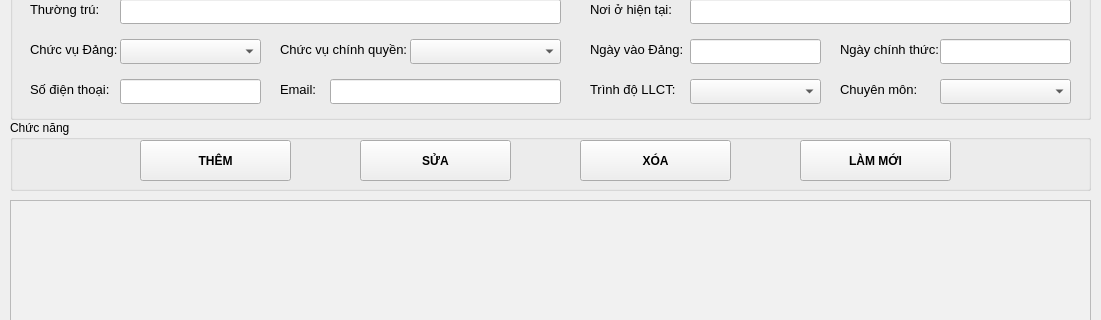
Old version of the form ui/FormDangVien.ui in the repository namchuminh/PyQT5_QLDangVien; both pictures show x 0 to 1101 and y 210 to 530 of the 1101 by 681 pixel window.
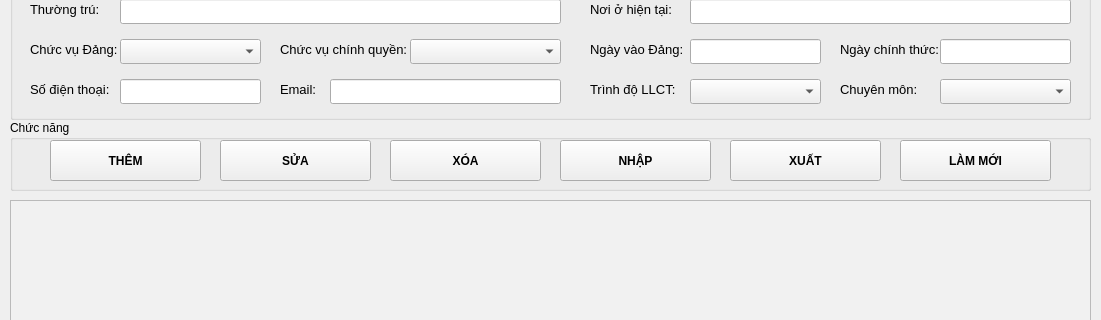
New version of the form.

Commit message: add button xuat, nhap

The edit to the form file:
```diff
--- a/ui/FormDangVien.ui
+++ b/ui/FormDangVien.ui
@@ -732,7 +732,7 @@
    <widget class="QPushButton" name="buttonThem">
     <property name="geometry">
      <rect>
-      <x>130</x>
+      <x>40</x>
       <y>20</y>
       <width>151</width>
       <height>41</height>
@@ -754,7 +754,7 @@
    <widget class="QPushButton" name="buttonSua">
     <property name="geometry">
      <rect>
-      <x>350</x>
+      <x>210</x>
       <y>20</y>
       <width>151</width>
       <height>41</height>
@@ -776,7 +776,7 @@
    <widget class="QPushButton" name="buttonXoa">
     <property name="geometry">
      <rect>
-      <x>570</x>
+      <x>380</x>
       <y>20</y>
       <width>151</width>
       <height>41</height>
@@ -795,10 +795,54 @@
      <string>XÓA</string>
     </property>
    </widget>
+   <widget class="QPushButton" name="buttonNhap">
+    <property name="geometry">
+     <rect>
+      <x>550</x>
+      <y>20</y>
+      <width>151</width>
+      <height>41</height>
+     </rect>
+    </property>
+    <property name="font">
+     <font>
+      <weight>75</weight>
+      <bold>true</bold>
+     </font>
+    </property>
+    <property name="cursor">
+     <cursorShape>PointingHandCursor</cursorShape>
+    </property>
+    <property name="text">
+     <string>NHẬP</string>
+    </property>
+   </widget>
+   <widget class="QPushButton" name="buttonXuat">
+    <property name="geometry">
+     <rect>
+      <x>720</x>
+      <y>20</y>
+      <width>151</width>
+      <height>41</height>
+     </rect>
+    </property>
+    <property name="font">
+     <font>
+      <weight>75</weight>
+      <bold>true</bold>
+     </font>
+    </property>
+    <property name="cursor">
+     <cursorShape>PointingHandCursor</cursorShape>
+    </property>
+    <property name="text">
+     <string>XUẤT</string>
+    </property>
+   </widget>
    <widget class="QPushButton" name="buttonLamMoi">
     <property name="geometry">
      <rect>
-      <x>790</x>
+      <x>890</x>
       <y>20</y>
       <width>151</width>
       <height>41</height>
```
